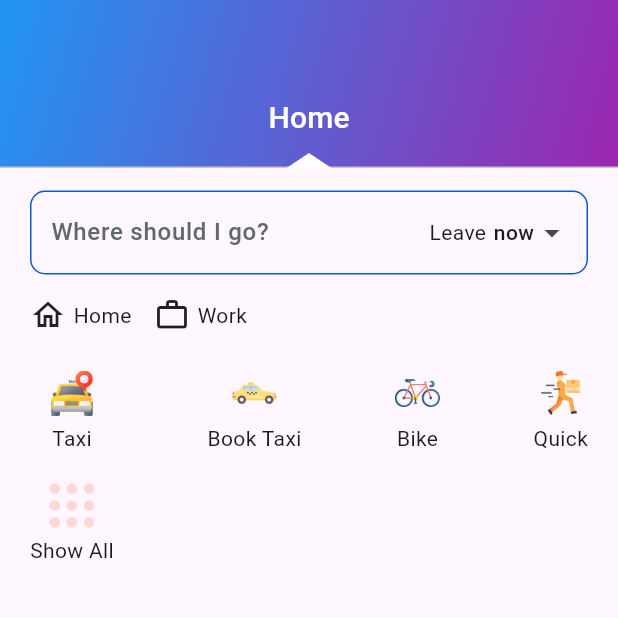
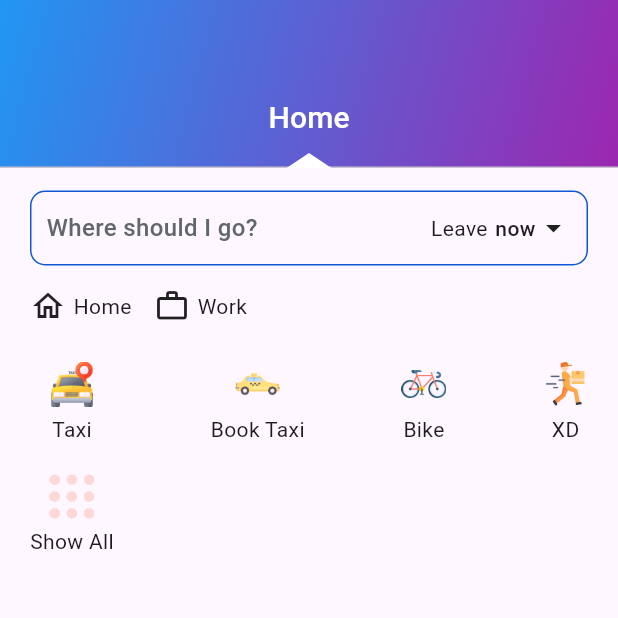
Before and after one commit to IT21175466/taxia, a Flutter app: the MyTabBar screen opened directly, on a phone screen of 412 x 824 dp, the top half of it. Run offline on Flutter 3.47's test engine with Material 3 defaults, Android fonts, the phone set to English and light mode, and no system bars; our stand-ins replace cloud_firestore, dotted_border, firebase_auth, firebase_core, firebase_database, firebase_storage and 10 more; missing offline and left inert: custom_info_window, dart:ffi, fl_country_code_picker, flutter_polyline_points; accounts and stored records are empty.

Commit message:
Update home_tab.dart

```diff
--- a/lib/views/home_screen/home_tab.dart
+++ b/lib/views/home_screen/home_tab.dart
@@ -116,29 +116,32 @@ class _HomeTabState extends State<HomeTab> {
       child: SingleChildScrollView(
         child: Column(
           children: [
-            Container(
-              child: TextField(
-                decoration: InputDecoration(
-                  border: OutlineInputBorder(
-                    borderRadius: BorderRadius.circular(5.0),
-                  ),
-                  enabledBorder: OutlineInputBorder(
-                    borderRadius: BorderRadius.circular(10.0),
-                    borderSide: const BorderSide(
+            GestureDetector(
+              onTap: () {
+                Navigator.pushNamed(context, '/map');
+              },
+              child: Container(
+                padding: EdgeInsets.symmetric(horizontal: 10),
+                height: 50,
+                width: screenWidth,
+                decoration: BoxDecoration(
+                  borderRadius: BorderRadius.circular(10),
+                  border: Border.all(
                     color: Color.fromARGB(255, 14, 88, 216),
                     width: 1,
                   ),
                 ),
-                  labelText: "Where should I go?",
-                  labelStyle: TextStyle(
+                child: Row(
+                  children: [
+                    Text(
+                      'Where should I go?',
+                      style: TextStyle(
                         fontWeight: FontWeight.w500,
                         color: AppColors.grayColor,
+                        fontSize: 16,
                       ),
-                  suffixIcon: Padding(
-                    padding: const EdgeInsets.symmetric(horizontal: 12.0),
-                    child: Row(
-                      mainAxisSize: MainAxisSize.min,
-                      children: [
+                    ),
+                    Spacer(),
                     Text("Leave"),
                     SizedBox(
                       width: 5,
@@ -152,10 +155,46 @@ class _HomeTabState extends State<HomeTab> {
                     Icon(Icons.arrow_drop_down_outlined),
                   ],
                 ),
-                  ),
-                  contentPadding:
-                      const EdgeInsets.symmetric(vertical: 16, horizontal: 10),
-                ),
+                // TextField(
+                //   decoration: InputDecoration(
+                //     border: OutlineInputBorder(
+                //       borderRadius: BorderRadius.circular(5.0),
+                //     ),
+                //     enabledBorder: OutlineInputBorder(
+                //       borderRadius: BorderRadius.circular(10.0),
+                //       borderSide: const BorderSide(
+                //         color: Color.fromARGB(255, 14, 88, 216),
+                //         width: 1,
+                //       ),
+                //     ),
+                //     labelText: "Where should I go?",
+                //     labelStyle: TextStyle(
+                //       fontWeight: FontWeight.w500,
+                //       color: AppColors.grayColor,
+                //     ),
+                //     suffixIcon: Padding(
+                //       padding: const EdgeInsets.symmetric(horizontal: 12.0),
+                //       child: Row(
+                //         mainAxisSize: MainAxisSize.min,
+                //         children: [
+                //           Text("Leave"),
+                //           SizedBox(
+                //             width: 5,
+                //           ),
+                //           Text(
+                //             "now",
+                //             style: TextStyle(
+                //               fontWeight: FontWeight.w500,
+                //             ),
+                //           ),
+                //           Icon(Icons.arrow_drop_down_outlined),
+                //         ],
+                //       ),
+                //     ),
+                //     contentPadding: const EdgeInsets.symmetric(
+                //         vertical: 16, horizontal: 10),
+                //   ),
+                // ),
               ),
             ),
             SizedBox(
@@ -211,13 +250,10 @@ class _HomeTabState extends State<HomeTab> {
                           onTap: () {
                             deleteRide();
                           },
-                          child: Text(
-                            "Delete Ride",
-                            style: TextStyle(
-                              fontSize: 15,
-                              fontWeight: FontWeight.w500,
+                          child: Icon(
+                            Icons.delete,
                             color: Colors.red,
-                            ),
+                            size: 28,
                           ),
                         ),
                       ],
@@ -415,7 +451,7 @@ class _HomeTabState extends State<HomeTab> {
                     // ),
 
                     CustomElement(
-                      label: "Quick",
+                      label: "XD",
                       imagePath: 'assets/images/delivery.png',
                       onTap: () {
                         ScaffoldMessenger.of(context).showSnackBar(
```
Lines whose indentation alone changed are shown as unchanged.
